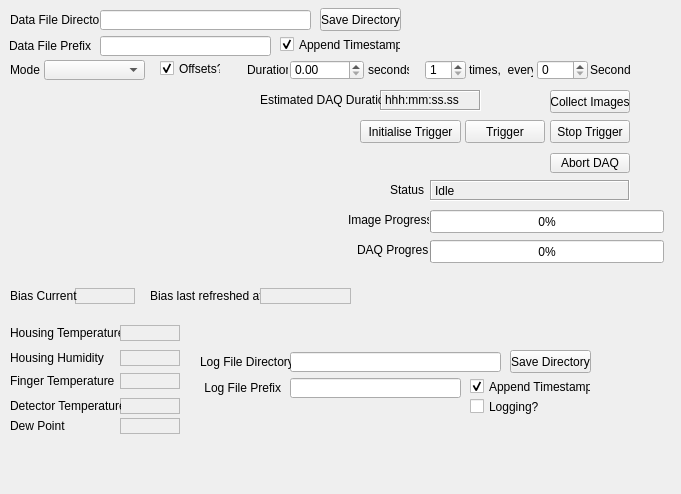
Above: STFC/HexitecGigEProject/trunk/HexitecGigE/dataacquisitionform.ui from stfc-detectors/hexitec before the change. Below: the same form after it.
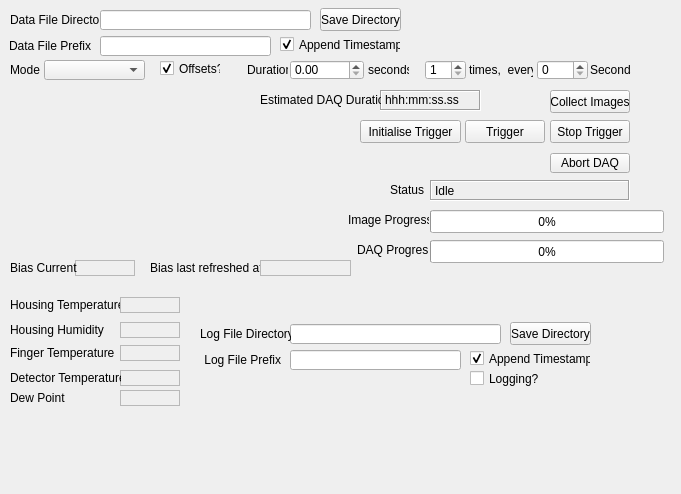
That is the form after the change.

The edit to the form file:
```diff
--- a/STFC/HexitecGigEProject/trunk/HexitecGigE/dataacquisitionform.ui
+++ b/STFC/HexitecGigEProject/trunk/HexitecGigE/dataacquisitionform.ui
@@ -252,7 +252,7 @@
    <property name="geometry">
     <rect>
      <x>10</x>
-     <y>325</y>
+     <y>297</y>
      <width>111</width>
      <height>16</height>
     </rect>
@@ -265,7 +265,7 @@
    <property name="geometry">
     <rect>
      <x>120</x>
-     <y>325</y>
+     <y>297</y>
      <width>60</width>
      <height>16</height>
     </rect>
@@ -284,7 +284,7 @@
    <property name="geometry">
     <rect>
      <x>10</x>
-     <y>350</y>
+     <y>322</y>
      <width>111</width>
      <height>16</height>
     </rect>
@@ -297,7 +297,7 @@
    <property name="geometry">
     <rect>
      <x>120</x>
-     <y>350</y>
+     <y>322</y>
      <width>60</width>
      <height>16</height>
     </rect>
@@ -316,7 +316,7 @@
    <property name="geometry">
     <rect>
      <x>10</x>
-     <y>373</y>
+     <y>345</y>
      <width>111</width>
      <height>16</height>
     </rect>
@@ -329,7 +329,7 @@
    <property name="geometry">
     <rect>
      <x>120</x>
-     <y>373</y>
+     <y>345</y>
      <width>60</width>
      <height>16</height>
     </rect>
@@ -374,7 +374,7 @@
    <property name="geometry">
     <rect>
      <x>150</x>
-     <y>288</y>
+     <y>260</y>
      <width>111</width>
      <height>16</height>
     </rect>
@@ -387,7 +387,7 @@
    <property name="geometry">
     <rect>
      <x>260</x>
-     <y>288</y>
+     <y>260</y>
      <width>91</width>
      <height>16</height>
     </rect>
@@ -473,7 +473,7 @@
    <property name="geometry">
     <rect>
      <x>120</x>
-     <y>398</y>
+     <y>370</y>
      <width>60</width>
      <height>16</height>
     </rect>
@@ -492,7 +492,7 @@
    <property name="geometry">
     <rect>
      <x>10</x>
-     <y>398</y>
+     <y>370</y>
      <width>111</width>
      <height>16</height>
     </rect>
@@ -576,7 +576,7 @@
    <property name="geometry">
     <rect>
      <x>75</x>
-     <y>288</y>
+     <y>260</y>
      <width>60</width>
      <height>16</height>
     </rect>
@@ -595,7 +595,7 @@
    <property name="geometry">
     <rect>
      <x>10</x>
-     <y>288</y>
+     <y>260</y>
      <width>71</width>
      <height>16</height>
     </rect>
@@ -608,7 +608,7 @@
    <property name="geometry">
     <rect>
      <x>120</x>
-     <y>418</y>
+     <y>390</y>
      <width>60</width>
      <height>16</height>
     </rect>
@@ -627,7 +627,7 @@
    <property name="geometry">
     <rect>
      <x>10</x>
-     <y>418</y>
+     <y>390</y>
      <width>111</width>
      <height>16</height>
     </rect>
@@ -640,7 +640,7 @@
    <property name="geometry">
     <rect>
      <x>290</x>
-     <y>352</y>
+     <y>324</y>
      <width>211</width>
      <height>20</height>
     </rect>
@@ -650,7 +650,7 @@
    <property name="geometry">
     <rect>
      <x>290</x>
-     <y>378</y>
+     <y>350</y>
      <width>171</width>
      <height>20</height>
     </rect>
@@ -660,7 +660,7 @@
    <property name="geometry">
     <rect>
      <x>510</x>
-     <y>350</y>
+     <y>322</y>
      <width>81</width>
      <height>23</height>
     </rect>
@@ -673,7 +673,7 @@
    <property name="geometry">
     <rect>
      <x>200</x>
-     <y>378</y>
+     <y>350</y>
      <width>81</width>
      <height>20</height>
     </rect>
@@ -692,7 +692,7 @@
    <property name="geometry">
     <rect>
      <x>200</x>
-     <y>352</y>
+     <y>324</y>
      <width>91</width>
      <height>20</height>
     </rect>
@@ -711,7 +711,7 @@
    <property name="geometry">
     <rect>
      <x>470</x>
-     <y>378</y>
+     <y>350</y>
      <width>121</width>
      <height>17</height>
     </rect>
@@ -727,7 +727,7 @@
    <property name="geometry">
     <rect>
      <x>470</x>
-     <y>398</y>
+     <y>370</y>
      <width>121</width>
      <height>17</height>
     </rect>
```
